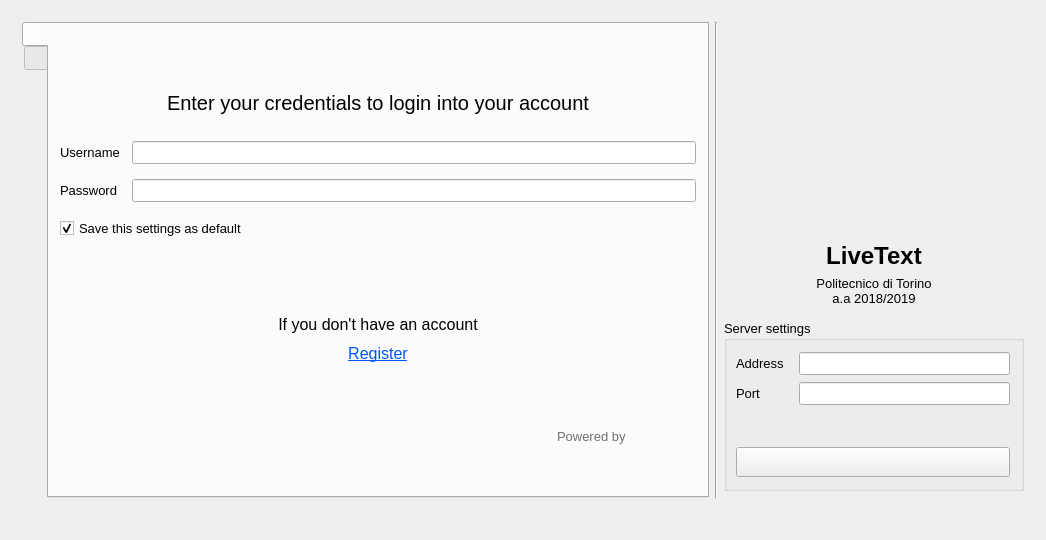
The window that textedit/landingpage.ui (pgallo725/livetext-pds) describes before a commit, drawn with Qt 5.
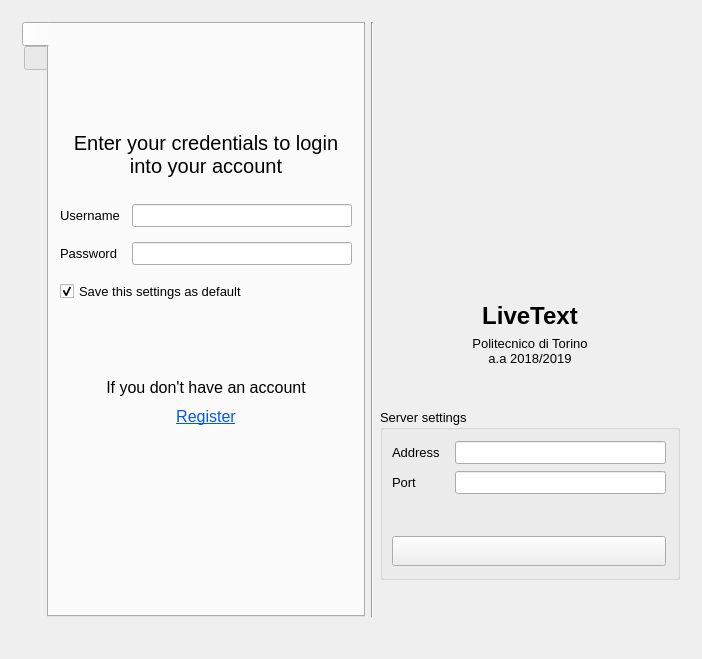
The same window after the commit. The open tabs and pages were chosen to show the change.

The edit to the form file:
```diff
--- a/textedit/landingpage.ui
+++ b/textedit/landingpage.ui
@@ -6,8 +6,8 @@
    <rect>
     <x>0</x>
     <y>0</y>
-    <width>1046</width>
-    <height>540</height>
+    <width>702</width>
+    <height>659</height>
    </rect>
   </property>
   <property name="minimumSize">
@@ -335,131 +335,25 @@
              </spacer>
             </item>
             <item>
-             <layout class="QVBoxLayout" name="verticalLayout_2">
+             <layout class="QHBoxLayout" name="horizontalLayout_11">
               <property name="spacing">
                <number>4</number>
               </property>
               <property name="topMargin">
                <number>0</number>
               </property>
-              <item>
-               <layout class="QHBoxLayout" name="horizontalLayout_11">
-                <property name="spacing">
-                 <number>4</number>
+              <item alignment="Qt::AlignRight">
+               <widget class="QLabel" name="label_logos">
+                <property name="minimumSize">
+                 <size>
+                  <width>180</width>
+                  <height>72</height>
+                 </size>
                 </property>
-                <property name="topMargin">
-                 <number>0</number>
+                <property name="text">
+                 <string/>
                 </property>
-                <item>
-                 <spacer name="horizontalSpacer_3">
-                  <property name="orientation">
-                   <enum>Qt::Horizontal</enum>
-                  </property>
-                  <property name="sizeHint" stdset="0">
-                   <size>
-                    <width>40</width>
-                    <height>20</height>
-                   </size>
-                  </property>
-                 </spacer>
-                </item>
-                <item>
-                 <layout class="QVBoxLayout" name="verticalLayout_5">
-                  <property name="topMargin">
-                   <number>0</number>
-                  </property>
-                  <property name="rightMargin">
-                   <number>0</number>
-                  </property>
-                  <item>
-                   <widget class="QLabel" name="label_10">
-                    <property name="palette">
-                     <palette>
-                      <active>
-                       <colorrole role="WindowText">
-                        <brush brushstyle="SolidPattern">
-                         <color alpha="255">
-                          <red>112</red>
-                          <green>112</green>
-                          <blue>112</blue>
-                         </color>
-                        </brush>
-                       </colorrole>
-                      </active>
-                      <inactive>
-                       <colorrole role="WindowText">
-                        <brush brushstyle="SolidPattern">
-                         <color alpha="255">
-                          <red>112</red>
-                          <green>112</green>
-                          <blue>112</blue>
-                         </color>
-                        </brush>
-                       </colorrole>
-                      </inactive>
-                      <disabled>
-                       <colorrole role="WindowText">
-                        <brush brushstyle="SolidPattern">
-                         <color alpha="255">
-                          <red>120</red>
-                          <green>120</green>
-                          <blue>120</blue>
-                         </color>
-                        </brush>
-                       </colorrole>
-                      </disabled>
-                     </palette>
-                    </property>
-                    <property name="text">
-                     <string>Powered by</string>
-                    </property>
-                   </widget>
-                  </item>
-                  <item>
-                   <layout class="QHBoxLayout" name="horizontalLayout_13">
-                    <property name="spacing">
-                     <number>4</number>
-                    </property>
-                    <property name="rightMargin">
-                     <number>0</number>
-                    </property>
-                    <item>
-                     <widget class="QLabel" name="label_qtlogo">
-                      <property name="minimumSize">
-                       <size>
-                        <width>35</width>
-                        <height>35</height>
-                       </size>
-                      </property>
-                      <property name="maximumSize">
-                       <size>
-                        <width>16777215</width>
-                        <height>16777215</height>
-                       </size>
-                      </property>
-                      <property name="text">
-                       <string/>
-                      </property>
-                     </widget>
-                    </item>
-                    <item>
-                     <widget class="QLabel" name="label_ssllogo">
-                      <property name="minimumSize">
-                       <size>
-                        <width>100</width>
-                        <height>35</height>
-                       </size>
-                      </property>
-                      <property name="text">
-                       <string/>
-                      </property>
-                     </widget>
-                    </item>
-                   </layout>
-                  </item>
-                 </layout>
-                </item>
-               </layout>
+               </widget>
               </item>
              </layout>
             </item>
```
Left out of the diff: 27 changed lines with no effect on the pictures.
